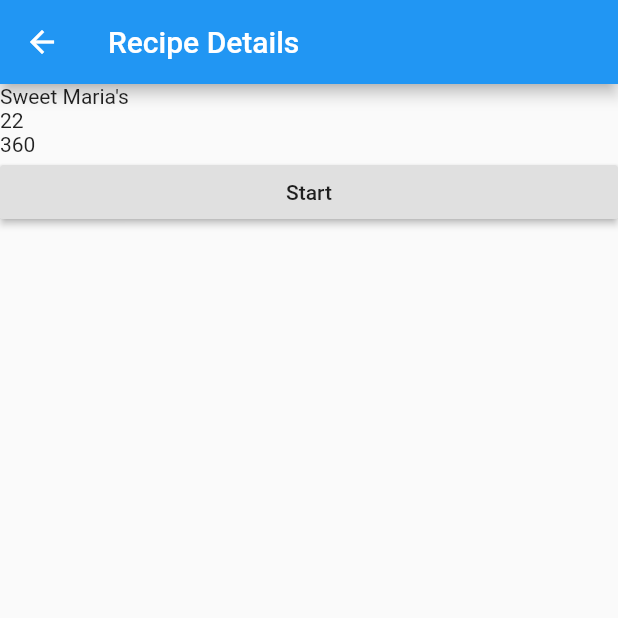
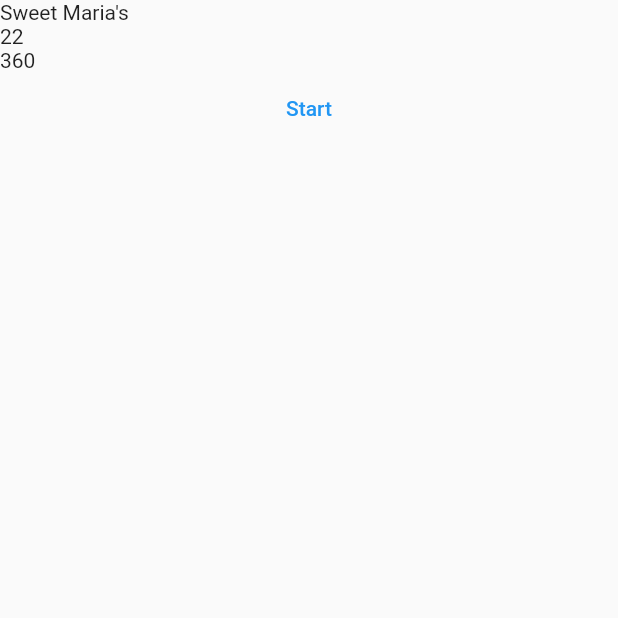
Before and after one commit to VictorA-RGV/Final_Project_SEII_VA, a Flutter app: the screen it shows after launch, after a tap on "Sweet Maria's", on a phone screen of 412 x 824 dp, the top half of it. Run offline on Flutter 3.47's test engine with Material 2 defaults, Android fonts, the phone set to English and light mode, and no system bars.

Commit message:
Removed app bars from all screens and fixed elevated button in details screen

```diff
--- a/lib/screens/done_screen.dart
+++ b/lib/screens/done_screen.dart
@@ -4,9 +4,6 @@ class DoneScreen extends StatelessWidget {
   @override
   Widget build(BuildContext context) {
     return Scaffold(
-      appBar: AppBar(
-        title: Text("Done"),
-      ),
       body: Column(
         children: [
           Text("Enjoy your coffee"),
--- a/lib/screens/recipe_detail_screen.dart
+++ b/lib/screens/recipe_detail_screen.dart
@@ -10,15 +10,12 @@ class RecipeDetailScreen extends StatelessWidget {
   @override
   Widget build(BuildContext context) {
     return Scaffold(
-      appBar: AppBar(
-        title: Text("Recipe Details"),
-      ),
       body: ListView(
         children: [
           Text(recipe.name),
           Text("${recipe.coffeeVolumeGrams}"),
           Text("${recipe.waterVolumeGrams}"),
-          RaisedButton(
+          TextButton(
             child: Text("Start"),
             onPressed: () {
               Navigator.push(
--- a/lib/screens/recipe_selection_screen.dart
+++ b/lib/screens/recipe_selection_screen.dart
@@ -7,9 +7,6 @@ class RecipeSelectionScreen extends StatelessWidget {
   @override
   Widget build(BuildContext context) {
     return Scaffold(
-      appBar: AppBar(
-        title: Text("Recipe Selection"),
-      ),
       body: ListView(
         children: [
           Text("Coffee Recipes", key: Key("coffee-recipes")),
--- a/lib/screens/recipe_steps_screen.dart
+++ b/lib/screens/recipe_steps_screen.dart
@@ -70,9 +70,6 @@ class _RecipeStepsScreenState extends State<RecipeStepsScreen> {
     RecipeStep currentRecipeStep = widget.recipe.steps[currentStep];
 
     return Scaffold(
-      appBar: AppBar(
-        title: Text("Recipe Steps"),
-      ),
       body: ListView(
         children: [
           Text("${currentRecipeStep.text}"),
```
Also changed, not shown: pubspec.lock.
